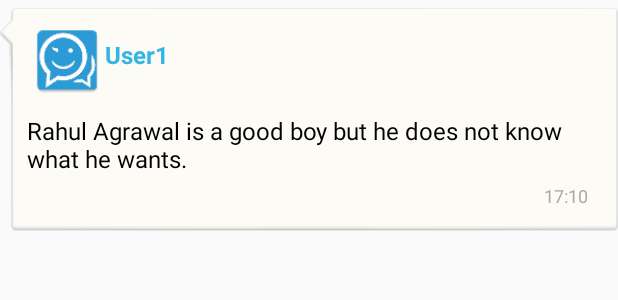
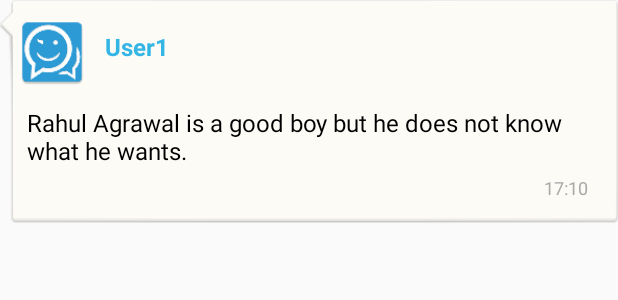
Before and after one commit to ahishek/HChat, an Android app: the layout chat_head_right.xml on its own in the app's theme, with its tools: preview values and no code run, on a phone screen of 412 x 824 dp. Shown: the top 300 px of the screen. Run offline under Robolectric (Android 15) with nearby library versions, the phone set to English and light mode, and no system bars.

Commit message:
Updating Readme and improving layout view hierarchy

```diff
--- a/app/src/main/res/layout/activity_chat.xml
+++ b/app/src/main/res/layout/activity_chat.xml
@@ -25,7 +25,7 @@
         android:divider="@drawable/list_divider"
         android:paddingLeft="@dimen/activity_horizontal_margin"
         android:paddingRight="@dimen/activity_horizontal_margin"
-        android:scrollbarStyle="outsideOverlay"></ListView>
+        android:scrollbarStyle="outsideOverlay"/>
 
     <LinearLayout
         android:id="@+id/bottomlayout"
@@ -48,7 +48,7 @@
                 android:layout_toLeftOf="@+id/send_chat_iv"
                 android:layout_toStartOf="@+id/send_chat_iv"
                 android:hint="@string/hint_text"
-                android:editable="false"
+                android:inputType="none"
                 android:paddingLeft="@dimen/spacing_12"
                 android:scrollHorizontally="false"
                 android:textSize="@dimen/font_size_18"/>
--- a/app/src/main/res/layout/chat_head_right.xml
+++ b/app/src/main/res/layout/chat_head_right.xml
@@ -1,22 +1,14 @@
 <?xml version="1.0" encoding="utf-8"?>
-
-<RelativeLayout xmlns:android="http://schemas.android.com/apk/res/android"
-                android:layout_width="match_parent"
-                android:layout_height="wrap_content" xmlns:tools="http://schemas.android.com/tools"
-                android:paddingBottom="@dimen/spacing_5"
-                android:paddingTop="@dimen/spacing_5">
-
-    <RelativeLayout
-        android:layout_width="wrap_content"
-        android:layout_height="wrap_content"
-        android:padding="@dimen/spacing_10"
-        android:background="@drawable/balloon_incoming_normal">
 
 <LinearLayout
     android:id="@+id/other_reply_text"
+    xmlns:android="http://schemas.android.com/apk/res/android"
+    xmlns:tools="http://schemas.android.com/tools"
     android:layout_width="wrap_content"
     android:layout_height="wrap_content"
-            android:orientation="vertical">
+    android:background="@drawable/balloon_incoming_normal"
+    android:orientation="vertical"
+    android:padding="@dimen/spacing_10">
 
     <LinearLayout android:layout_width="wrap_content"
                   android:layout_height="wrap_content"
@@ -27,7 +19,8 @@
             android:layout_width="50dp"
             android:layout_height="50dp"
             android:layout_marginBottom="@dimen/spacing_5"
-                    android:layout_marginLeft="@dimen/spacing_10"
+            android:layout_marginEnd="@dimen/spacing_10"
+            android:layout_marginRight="@dimen/spacing_10"
             android:src="@drawable/ic_chat"
             android:visibility="visible"/>
 
@@ -36,34 +29,30 @@
             android:layout_width="wrap_content"
             android:layout_height="wrap_content"
             android:paddingTop="@dimen/spacing_10"
-                    tools:text="User1"
             android:textColor="@android:color/holo_blue_light"
             android:textSize="@dimen/font_size_16"
-                    android:textStyle="bold"/>
+            android:textStyle="bold"
+            tools:text="User1"/>
     </LinearLayout>
 
     <TextView
         android:id="@+id/other_message_text"
+        style="@style/chat_text_message_style"
         android:layout_width="wrap_content"
         android:layout_height="wrap_content"
         android:layout_centerVertical="true"
-                style="@style/chat_text_message_style"
-                tools:text="Rahul Agrawal is a good boy but he does not know what he wants." />
+        tools:text="Rahul Agrawal is a good boy but he does not know what he wants."/>
 
     <TextView
         android:id="@+id/time_text"
+        style="@style/chat_timings"
+        android:layout_width="wrap_content"
         android:layout_height="wrap_content"
-                android:layout_width="wrap_content"
+        android:layout_gravity="right"
         android:layout_marginLeft="@dimen/spacing_10"
-                android:layout_gravity="right"
-                style="@style/chat_timings"
+        android:paddingBottom="@dimen/spacing_5"
         android:paddingRight="@dimen/spacing_10"
         android:textColor="@android:color/darker_gray"
-                android:paddingBottom="@dimen/spacing_5"
-                tools:text="17:10" />
+        tools:text="17:10"/>
 
 </LinearLayout>
-
-    </RelativeLayout>
-
-</RelativeLayout>
--- a/app/src/main/res/values/styles.xml
+++ b/app/src/main/res/values/styles.xml
@@ -13,7 +13,6 @@
     <style name="chat_text_message_style">
         <item name="android:layout_width">wrap_content</item>
         <item name="android:layout_height">wrap_content</item>
-
         <item name="android:paddingTop">5dp</item>
         <item name="android:paddingBottom">5dp</item>
         <item name="android:paddingLeft">8dp</item>
```
Also changed, not shown: app/src/main/res/layout/chat_head_left.xml (+13 -24 lines), 1 other file. Lines whose indentation alone changed are shown as unchanged.
